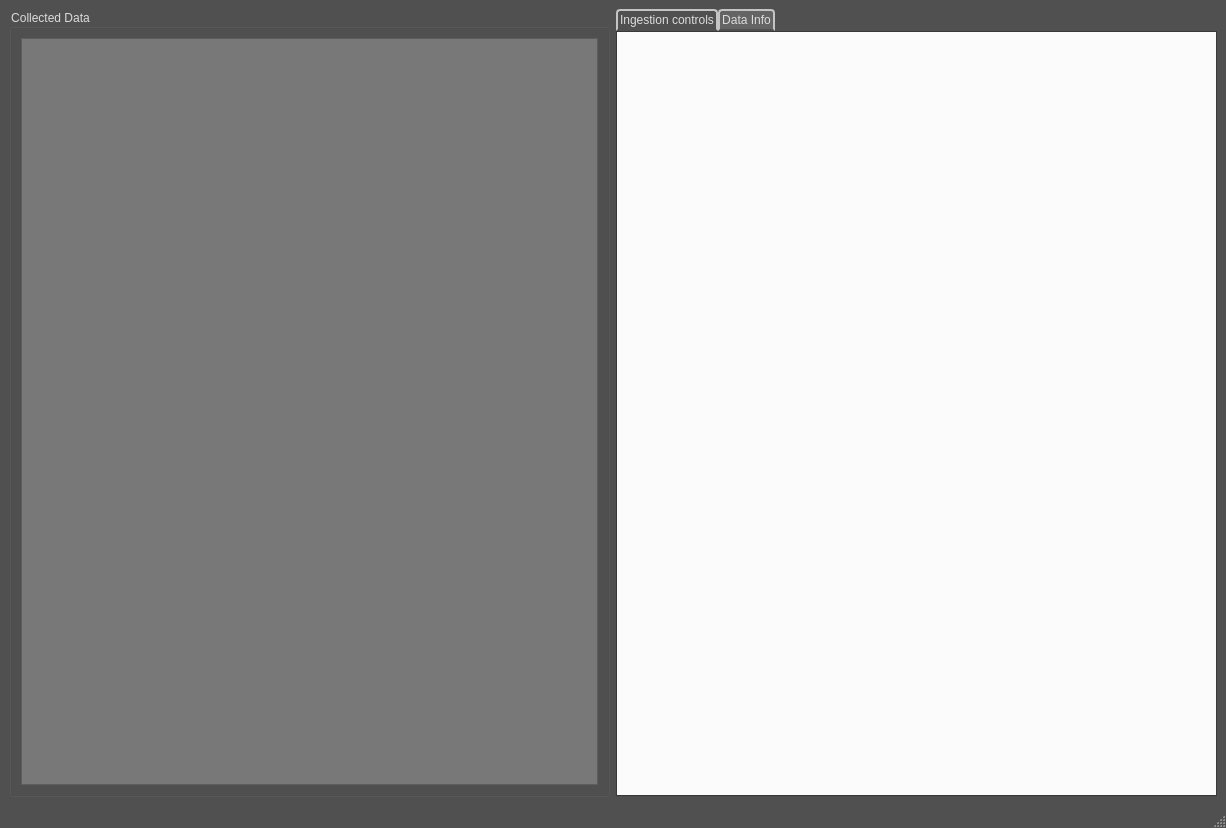
Qt form venv/Benzaiten_UI/main_window.ui (michaelhmt/Benzaiten_mrk4_) before a commit.
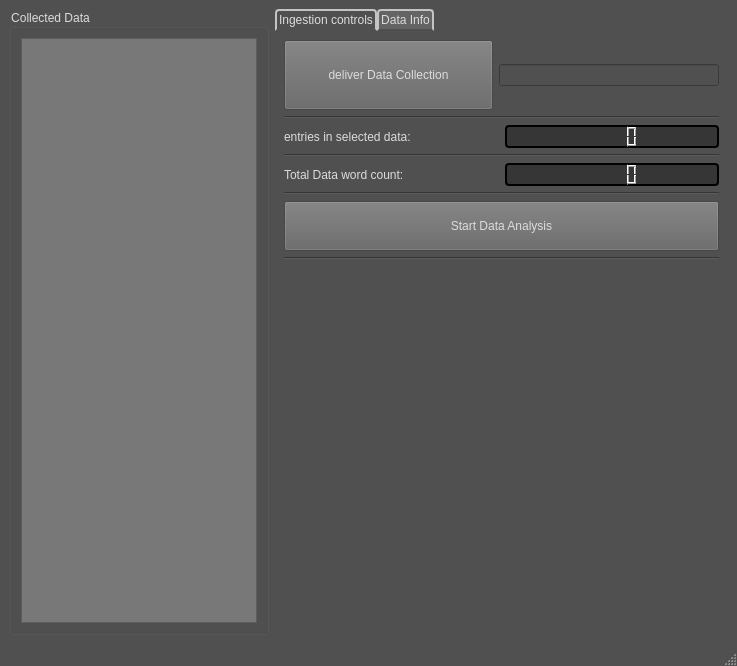
The same form after that commit. The open tabs and pages were chosen to show the change.

```diff
--- a/venv/Benzaiten_UI/main_window.ui
+++ b/venv/Benzaiten_UI/main_window.ui
@@ -6,8 +6,8 @@
    <rect>
     <x>0</x>
     <y>0</y>
-    <width>1226</width>
-    <height>828</height>
+    <width>737</width>
+    <height>666</height>
    </rect>
   </property>
   <property name="windowTitle">
@@ -387,9 +387,184 @@
        </layout>
       </widget>
       <widget class="QWidget" name="data_info">
+       <property name="styleSheet">
+        <string notr="true">QWidget{
+	background: rgb(80, 80, 80)
+}</string>
+       </property>
        <attribute name="title">
         <string>Data Info</string>
        </attribute>
+       <layout class="QVBoxLayout" name="verticalLayout_6">
+        <item>
+         <layout class="QHBoxLayout" name="horizontalLayout_7">
+          <item>
+           <layout class="QVBoxLayout" name="verticalLayout_4">
+            <item>
+             <widget class="QPushButton" name="pushButton">
+              <property name="minimumSize">
+               <size>
+                <width>0</width>
+                <height>70</height>
+               </size>
+              </property>
+              <property name="styleSheet">
+               <string notr="true">QPushButton{
+	color: rgb(220, 220, 220);
+	background: rgb(100, 100, 100);
+}</string>
+              </property>
+              <property name="text">
+               <string>deliver Data Collection</string>
+              </property>
+             </widget>
+            </item>
+           </layout>
+          </item>
+          <item>
+           <widget class="QLineEdit" name="lineEdit">
+            <property name="minimumSize">
+             <size>
+              <width>70</width>
+              <height>0</height>
+             </size>
+            </property>
+            <property name="maximumSize">
+             <size>
+              <width>220</width>
+              <height>16777215</height>
+             </size>
+            </property>
+           </widget>
+          </item>
+         </layout>
+        </item>
+        <item>
+         <layout class="QVBoxLayout" name="verticalLayout_5">
+          <item>
+           <widget class="Line" name="line">
+            <property name="orientation">
+             <enum>Qt::Horizontal</enum>
+            </property>
+           </widget>
+          </item>
+          <item>
+           <layout class="QHBoxLayout" name="horizontalLayout_8">
+            <item>
+             <widget class="QLabel" name="label_2">
+              <property name="styleSheet">
+               <string notr="true">QLabel{
+	color: rgb(220, 220, 220);
+}</string>
+              </property>
+              <property name="text">
+               <string>entries in selected data:</string>
+              </property>
+             </widget>
+            </item>
+            <item>
+             <widget class="QLCDNumber" name="lcdNumber">
+              <property name="styleSheet">
+               <string notr="true">QFrame, QLabel, QToolTip {
+    border: 2px solid rgb(0, 0, 0);
+    border-radius: 4px;
+    padding: 2px;
+    background: rgb(54, 54, 54);
+}</string>
+              </property>
+             </widget>
+            </item>
+           </layout>
+          </item>
+          <item>
+           <widget class="Line" name="line_2">
+            <property name="orientation">
+             <enum>Qt::Horizontal</enum>
+            </property>
+           </widget>
+          </item>
+          <item>
+           <layout class="QHBoxLayout" name="horizontalLayout_9">
+            <item>
+             <widget class="QLabel" name="label_3">
+              <property name="styleSheet">
+               <string notr="true">QLabel{
+	color: rgb(220, 220, 220);
+}</string>
+              </property>
+              <property name="text">
+               <string>Total Data word count:</string>
+              </property>
+             </widget>
+            </item>
+            <item>
+             <widget class="QLCDNumber" name="lcdNumber_2">
+              <property name="styleSheet">
+               <string notr="true">QFrame, QLabel, QToolTip {
+    border: 2px solid rgb(0, 0, 0);
+    border-radius: 4px;
+    padding: 2px;
+    background: rgb(54, 54, 54);
+}</string>
+              </property>
+             </widget>
+            </item>
+           </layout>
+          </item>
+          <item>
+           <widget class="Line" name="line_3">
+            <property name="orientation">
+             <enum>Qt::Horizontal</enum>
+            </property>
+           </widget>
+          </item>
+          <item>
+           <widget class="QPushButton" name="pushButton">
+            <property name="minimumSize">
+             <size>
+              <width>0</width>
+              <height>50</height>
+             </size>
+            </property>
+            <property name="styleSheet">
+             <string notr="true">QPushButton{
+	color: rgb(220, 220, 220);
+	background: rgb(100, 100, 100);
+}
+
+QPushButton:default{
+	color: rgb(220, 220, 220);
+	background: rgb(100, 100, 100);
+}</string>
+            </property>
+            <property name="text">
+             <string>Start Data Analysis</string>
+            </property>
+           </widget>
+          </item>
+          <item>
+           <widget class="Line" name="line_4">
+            <property name="orientation">
+             <enum>Qt::Horizontal</enum>
+            </property>
+           </widget>
+          </item>
+          <item>
+           <spacer name="verticalSpacer">
+            <property name="orientation">
+             <enum>Qt::Vertical</enum>
+            </property>
+            <property name="sizeHint" stdset="0">
+             <size>
+              <width>20</width>
+              <height>40</height>
+             </size>
+            </property>
+           </spacer>
+          </item>
+         </layout>
+        </item>
+       </layout>
       </widget>
      </widget>
     </item>
```
Left out of the diff: 6 changed lines with no effect on the pictures.
